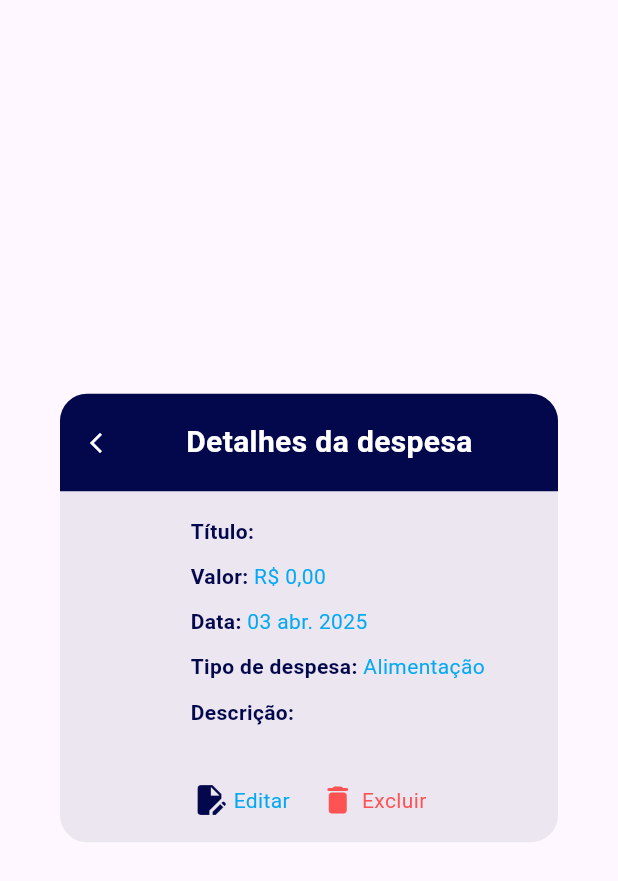
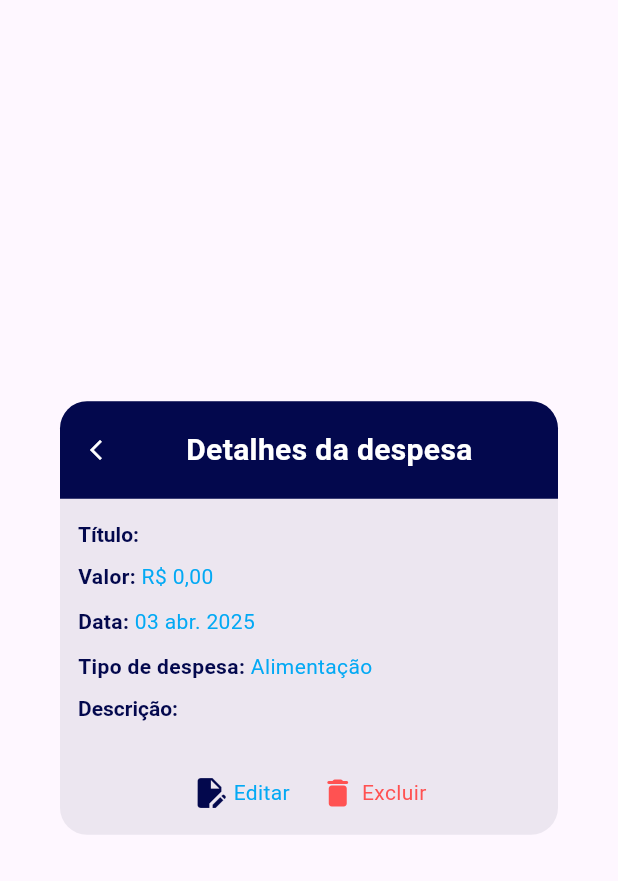
Before and after one commit to nicholasjmgomes/ControleCerto, a Flutter app: the DetalhesDespesa widget shown alone on an empty page, opened directly with empty values, on a phone screen of 412 x 824 dp. Shown: the top 881 px of the screen. Run offline on Flutter 3.47's test engine with Material 3 defaults, Android fonts, the light colour scheme and no system bars; our stand-ins replace another_flushbar, calendar_date_picker2, dropdown_button2, flutter_multi_formatter, get, get_it and 3 more; network calls fail.

Commit message:
Ajustes finais dev

```diff
--- a/despesasmobile/lib/components/despesas_card.dart
+++ b/despesasmobile/lib/components/despesas_card.dart
@@ -43,9 +43,14 @@ class DespesasCard extends StatelessWidget {
             crossAxisAlignment: CrossAxisAlignment.center,
             mainAxisAlignment: MainAxisAlignment.center,
             children: [
-              Text(
-                despesa.nomeDespesa,
-                style: GoogleFonts.roboto(fontWeight: FontWeight.bold),
+              Padding(
+                padding: const EdgeInsets.symmetric(horizontal: 20),
+                child: Text(
+                  despesa.nomeDespesa,
+                  maxLines: 2,
+                  overflow: TextOverflow.ellipsis,
+                  style: GoogleFonts.roboto(fontWeight: FontWeight.bold),
+                ),
               ),
               const SizedBox(
                 height: 10,
--- a/despesasmobile/lib/data/despesas_endpoints.dart
+++ b/despesasmobile/lib/data/despesas_endpoints.dart
@@ -2,7 +2,7 @@ import 'package:despesasmobile/models/despesas.dart';
 
 class DespesasEndpoints {
   static const String baseUrl =
-      'https://7af1-177-192-15-162.ngrok-free.app/api/despesas';
+      'https://prepared-forcibly-hagfish.ngrok-free.app/api/despesas';
 
   static String getDespesas() {
     return baseUrl;
--- a/despesasmobile/lib/modules/views/detalhes_despesas.dart
+++ b/despesasmobile/lib/modules/views/detalhes_despesas.dart
@@ -35,25 +35,33 @@ class _DetalhesDespesaState extends State<DetalhesDespesa> {
         padding: const EdgeInsets.symmetric(vertical: 16),
         child: Column(
           children: [
-            Padding(
-              padding: const EdgeInsets.only(
-                left: 75,
+            Column(
+              crossAxisAlignment: CrossAxisAlignment.start,
+              children: [
+                RichText(
+                  maxLines: 2,
+                  overflow: TextOverflow.ellipsis,
+                  text: TextSpan(
+                    style: const TextStyle(
+                      color: Color.fromARGB(255, 3, 8, 77),
                     ),
-              child: Column(
                     children: [
-                  Row(
-                    children: [
-                      Text(
-                        'Título: ',
+                      const TextSpan(
+                        text: 'Título: ',
+                        style: TextStyle(
+                          fontWeight: FontWeight.w700,
+                          fontSize: 14,
+                          color: Color.fromARGB(255, 3, 8, 77),
+                        ),
+                      ),
+                      TextSpan(
+                        text: widget.despesa.nomeDespesa,
                         style: GoogleFonts.roboto(
-                            color: const Color.fromARGB(255, 3, 8, 77),
-                            fontWeight: FontWeight.bold),
+                          color: Colors.lightBlue,
                         ),
-                      Text(
-                        widget.despesa.nomeDespesa,
-                        style: GoogleFonts.roboto(color: Colors.lightBlue),
                       ),
                     ],
+                  ),
                 ),
                 const SizedBox(
                   height: 10,
@@ -109,27 +117,32 @@ class _DetalhesDespesaState extends State<DetalhesDespesa> {
                 const SizedBox(
                   height: 10,
                 ),
-                  Row(
+                RichText(
+                  maxLines: 2,
+                  overflow: TextOverflow.ellipsis,
+                  text: TextSpan(
+                    style: const TextStyle(
+                      color: Color.fromARGB(255, 3, 8, 77),
+                    ),
                     children: [
-                      Text(
-                        'Descrição: ',
+                      const TextSpan(
+                        text: 'Descrição: ',
+                        style: TextStyle(
+                          fontWeight: FontWeight.w700,
+                          fontSize: 14,
+                          color: Color.fromARGB(255, 3, 8, 77),
+                        ),
+                      ),
+                      TextSpan(
+                        text: widget.despesa.descricao,
                         style: GoogleFonts.roboto(
-                            color: const Color.fromARGB(255, 3, 8, 77),
-                            fontWeight: FontWeight.bold),
+                          color: Colors.lightBlue,
                         ),
-                      const SizedBox(
-                        height: 6,
-                      ),
-                      Text(
-                        widget.despesa.descricao,
-                        maxLines: 4,
-                        overflow: TextOverflow.ellipsis,
-                        style: GoogleFonts.roboto(color: Colors.lightBlue),
                       ),
                     ],
                   ),
+                ),
               ],
-              ),
             ),
             const SizedBox(
               height: 36,
```
Lines whose indentation alone changed are shown as unchanged.
